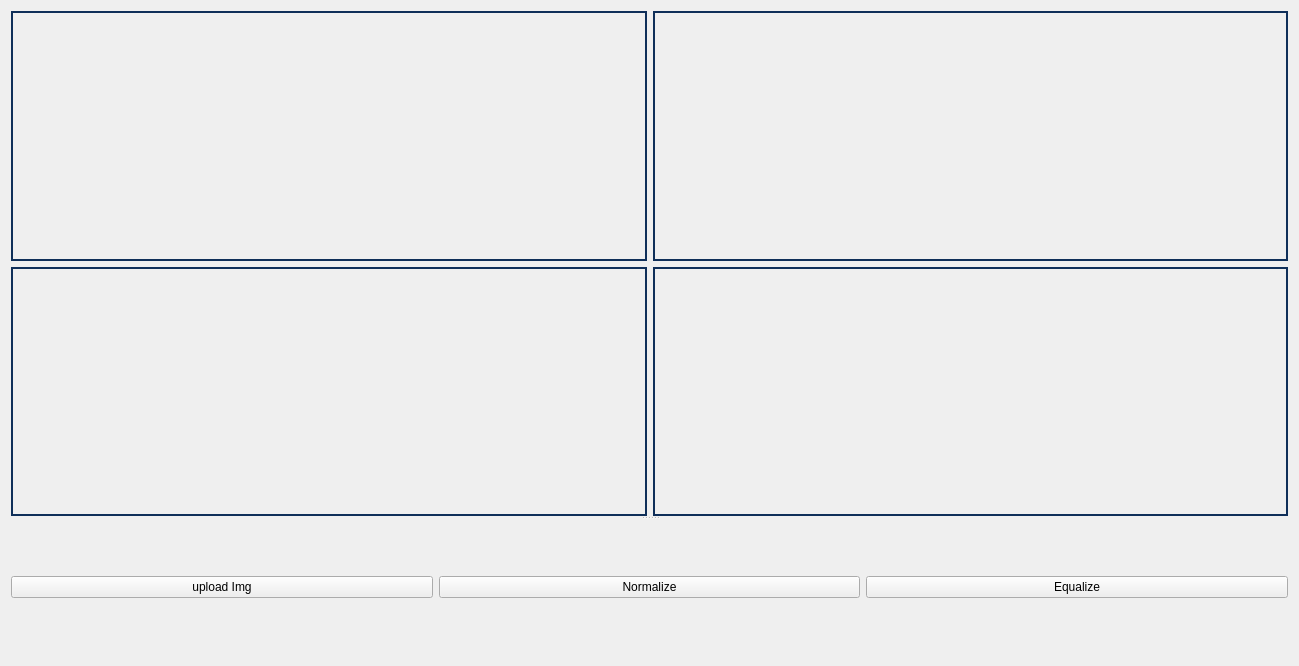
Above: Task1/UI/histogramwidget.ui from SBME2025-ComputerVision/Task1_CV_CPP before the change. Below: the same form after it.
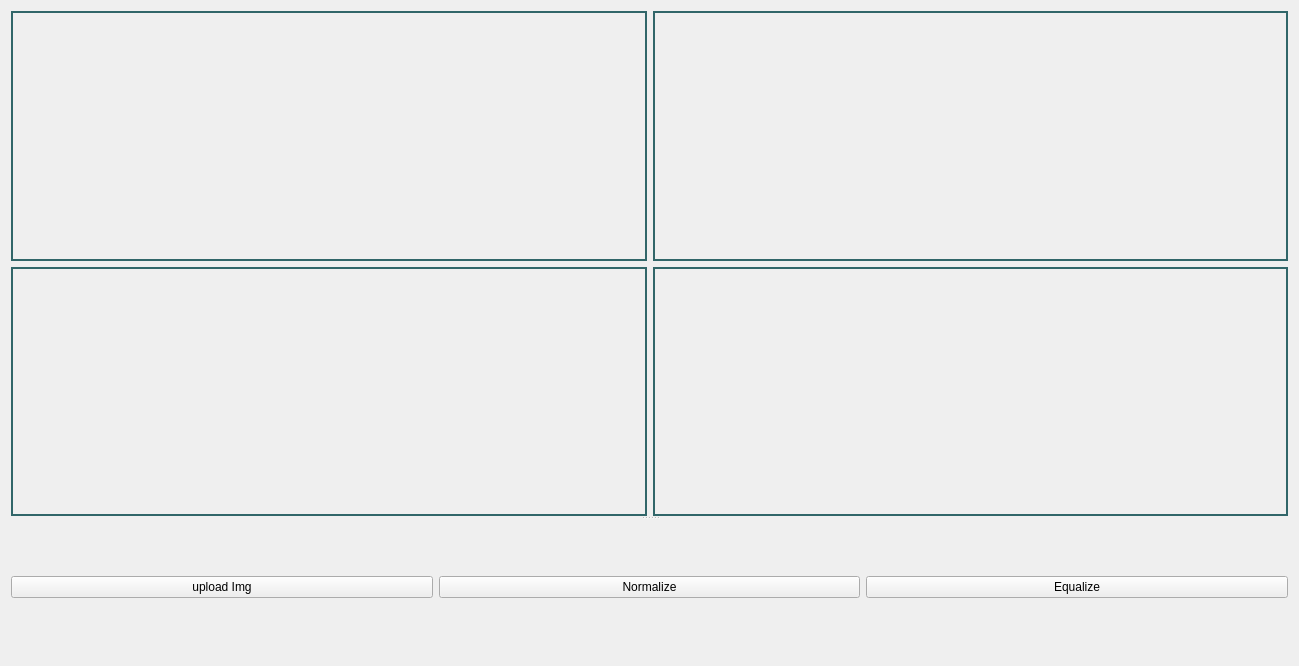
That is the form after the change.

Patch:
```diff
--- a/Task1/UI/histogramwidget.ui
+++ b/Task1/UI/histogramwidget.ui
@@ -24,7 +24,7 @@
        <item row="1" column="0">
         <widget class="QLabel" name="originalEqualizedHistogramLabel">
          <property name="styleSheet">
-          <string notr="true">border: 2px solid rgb(15, 47, 89);;
+          <string notr="true">border: 2px solid  #316669;
 padding: 10px;</string>
          </property>
          <property name="text">
@@ -35,7 +35,7 @@
        <item row="1" column="1">
         <widget class="QLabel" name="processedEqualizedHistogramLabel">
          <property name="styleSheet">
-          <string notr="true">border: 2px solid rgb(15, 47, 89);;
+          <string notr="true">border: 2px solid  #316669;
 padding: 10px;</string>
          </property>
          <property name="text">
@@ -46,7 +46,7 @@
        <item row="0" column="1">
         <widget class="QLabel" name="processedImgLabel">
          <property name="styleSheet">
-          <string notr="true">border: 2px solid rgb(15, 47, 89);;
+          <string notr="true">border: 2px solid  #316669;
 padding: 10px;</string>
          </property>
          <property name="text">
@@ -57,7 +57,7 @@
        <item row="0" column="0">
         <widget class="QLabel" name="originalImgLabel">
          <property name="styleSheet">
-          <string notr="true">border: 2px solid rgb(15, 47, 89);;
+          <string notr="true">border: 2px solid  #316669;
 padding: 10px;</string>
          </property>
          <property name="text">
```
